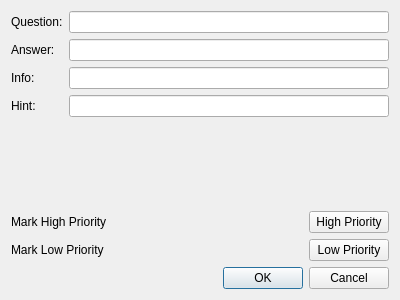
This is editorwindow.ui in megamasha/FlashKard as Qt 5 draws it before an edit. The edited form follows.
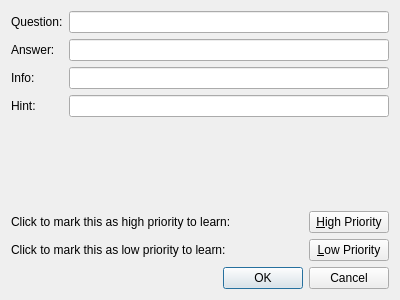
This is the edited form.

What changed in the file:
```diff
--- a/editorwindow.ui
+++ b/editorwindow.ui
@@ -74,31 +74,31 @@
    </item>
    <item row="3" column="0">
     <layout class="QGridLayout" name="priorityLayout" columnstretch="1,0">
-     <item row="0" column="0">
-      <widget class="QLabel" name="markN2lLabel">
-       <property name="text">
-        <string>Mark High Priority</string>
-       </property>
-      </widget>
-     </item>
-     <item row="0" column="1">
-      <widget class="QPushButton" name="markN2lButton">
-       <property name="text">
-        <string>High Priority</string>
-       </property>
-      </widget>
-     </item>
      <item row="1" column="0">
       <widget class="QLabel" name="markKnownLabel">
        <property name="text">
-        <string>Mark Low Priority</string>
+        <string>Click to mark this as low priority to learn:</string>
        </property>
       </widget>
      </item>
      <item row="1" column="1">
       <widget class="QPushButton" name="markKnownButton">
        <property name="text">
-        <string>Low Priority</string>
+        <string>&amp;Low Priority</string>
+       </property>
+      </widget>
+     </item>
+     <item row="0" column="1">
+      <widget class="QPushButton" name="markN2lButton">
+       <property name="text">
+        <string>&amp;High Priority</string>
+       </property>
+      </widget>
+     </item>
+     <item row="0" column="0">
+      <widget class="QLabel" name="markN2lLabel">
+       <property name="text">
+        <string>Click to mark this as high priority to learn:</string>
        </property>
       </widget>
      </item>
```
